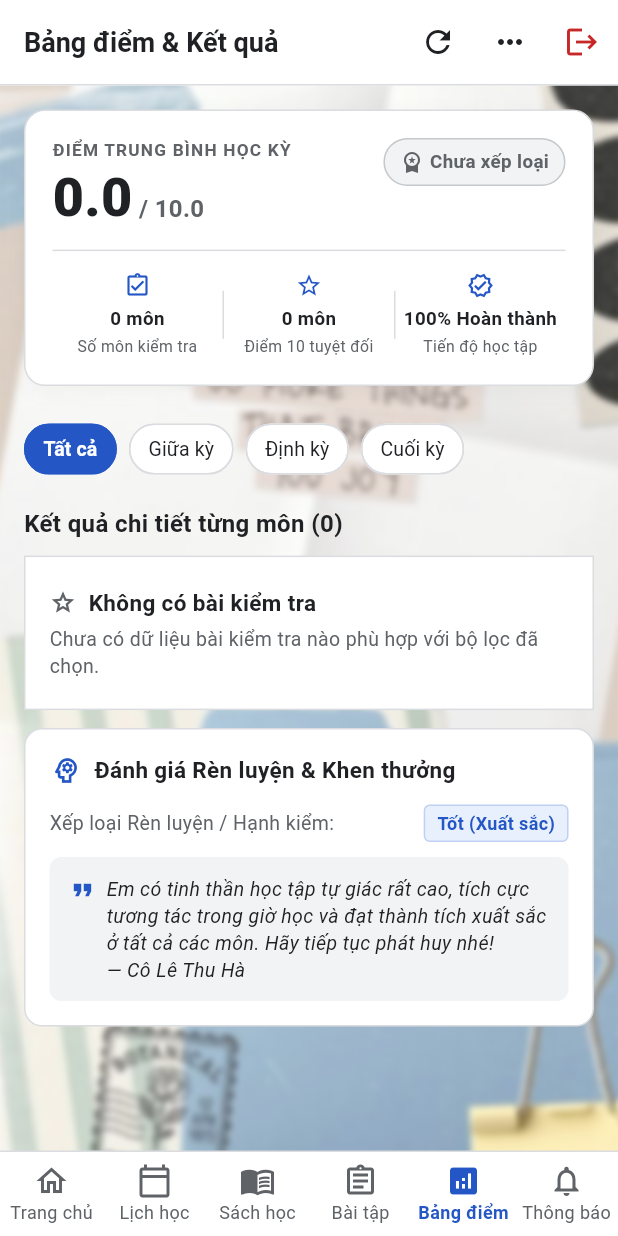
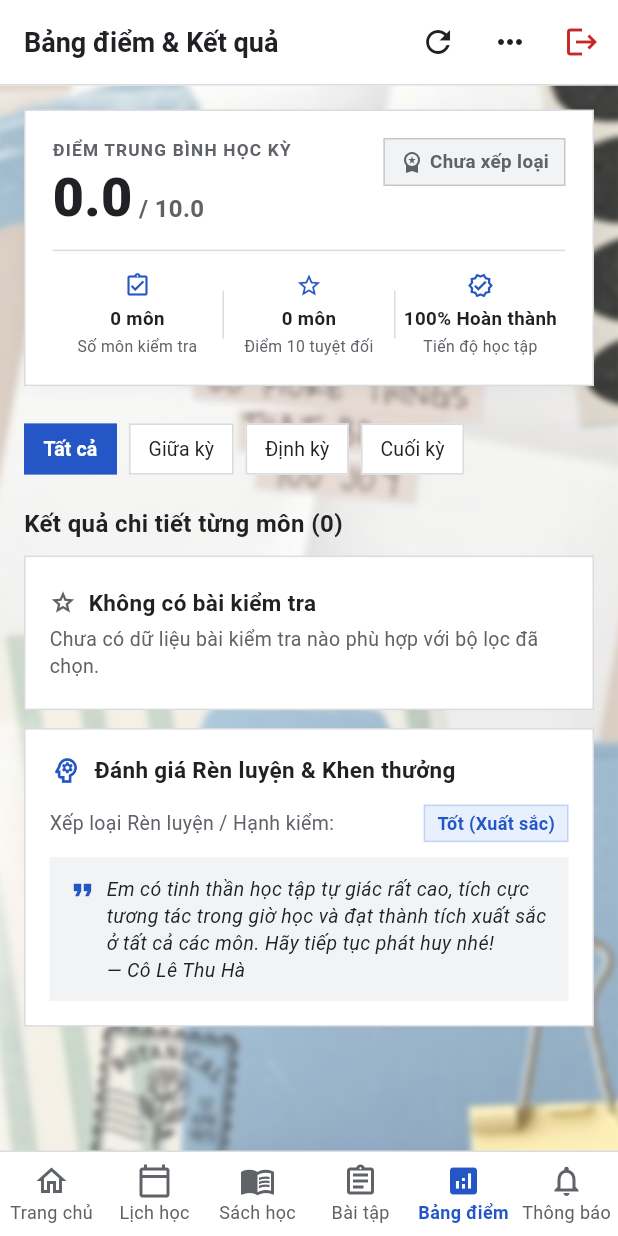
Before and after one commit to trongminh13/Project-GD, a Flutter app: the StudentDashboardScreen screen opened directly, item 5 of the bottom bar chosen, on a phone screen of 412 x 824 dp. Run offline on Flutter 3.47's test engine with Material 3 defaults, Android fonts, the phone set to English and light mode, and no system bars; our stand-ins replace file_picker, firebase_auth, firebase_core, fl_chart, flutter_dotenv, flutter_secure_storage and 3 more; missing offline and left inert: razorpay_flutter; accounts and stored records are empty; network calls fail.

Commit message:
refactor: remove border radii across student dashboard screen components for flat design

```diff
--- a/frontend/lib/features/student/screens/student_dashboard_screen.dart
+++ b/frontend/lib/features/student/screens/student_dashboard_screen.dart
@@ -674,7 +674,7 @@ class _StudentDashboardScreenState extends State<StudentDashboardScreen> {
 
     // Giao diện App Mobile chứa hình nền học đường động với hiệu ứng Bokeh Blur
     final Widget mobileApp = ClipRRect(
-      borderRadius: BorderRadius.circular(kIsWeb ? 20 : 0),
+      borderRadius: BorderRadius.zero,
       child: Stack(
         children: [
           // 1. Hình nền học đường được chọn bởi người dùng với hiệu ứng Mờ nhẹ Soft Focus (2px) trong trẻo, sắc nét
@@ -714,7 +714,7 @@ class _StudentDashboardScreenState extends State<StudentDashboardScreen> {
             constraints: const BoxConstraints(maxWidth: 480),
             child: Container(
               decoration: BoxDecoration(
-                borderRadius: BorderRadius.circular(20),
+                borderRadius: BorderRadius.zero,
                 boxShadow: [
                   BoxShadow(
                     color: Colors.black.withValues(alpha: 0.35),
@@ -803,7 +803,7 @@ class _StudentDashboardScreenState extends State<StudentDashboardScreen> {
               decoration: BoxDecoration(
                 color: Colors.white,
                 border: Border.all(color: AppColors.warning),
-                borderRadius: BorderRadius.circular(4),
+                borderRadius: BorderRadius.zero,
               ),
               child: const Row(
                 children: [
@@ -824,7 +824,7 @@ class _StudentDashboardScreenState extends State<StudentDashboardScreen> {
             padding: const EdgeInsets.all(16),
             decoration: BoxDecoration(
               color: Colors.white,
-              borderRadius: BorderRadius.circular(12),
+              borderRadius: BorderRadius.zero,
               border: Border.all(color: AppColors.border),
               boxShadow: [
                 BoxShadow(
@@ -851,7 +851,7 @@ class _StudentDashboardScreenState extends State<StudentDashboardScreen> {
                       decoration: BoxDecoration(
                         color: Colors.white,
                         border: Border.all(color: AppColors.primary),
-                        borderRadius: BorderRadius.circular(4),
+                        borderRadius: BorderRadius.zero,
                       ),
                       child: Text(
                         levelShortTitle,
@@ -1309,7 +1309,7 @@ class _StudentDashboardScreenState extends State<StudentDashboardScreen> {
               padding: const EdgeInsets.symmetric(horizontal: 12, vertical: 8),
               decoration: BoxDecoration(
                 color: Colors.white,
-                borderRadius: BorderRadius.circular(8),
+                borderRadius: BorderRadius.zero,
                 border: Border.all(color: AppColors.warning, width: 1.0),
               ),
               child: const Row(
@@ -1331,7 +1331,7 @@ class _StudentDashboardScreenState extends State<StudentDashboardScreen> {
             padding: const EdgeInsets.all(18),
             decoration: BoxDecoration(
               color: Colors.white,
-              borderRadius: BorderRadius.circular(14),
+              borderRadius: BorderRadius.zero,
               border: Border.all(color: AppColors.border, width: 1.0),
               boxShadow: [
                 BoxShadow(
@@ -1390,7 +1390,7 @@ class _StudentDashboardScreenState extends State<StudentDashboardScreen> {
                       padding: const EdgeInsets.symmetric(horizontal: 10, vertical: 6),
                       decoration: BoxDecoration(
                         color: rankBg,
-                        borderRadius: BorderRadius.circular(20),
+                        borderRadius: BorderRadius.zero,
                         border: Border.all(color: rankColor.withValues(alpha: 0.3)),
                       ),
                       child: Row(
@@ -1472,7 +1472,7 @@ class _StudentDashboardScreenState extends State<StudentDashboardScreen> {
                     selectedColor: AppColors.primary,
                     showCheckmark: false,
                     shape: RoundedRectangleBorder(
-                      borderRadius: BorderRadius.circular(20),
+                      borderRadius: BorderRadius.zero,
                       side: BorderSide(
                         color: isSelected ? AppColors.primary : AppColors.border,
                         width: 1.0,
@@ -1525,7 +1525,7 @@ class _StudentDashboardScreenState extends State<StudentDashboardScreen> {
                 padding: const EdgeInsets.all(16),
                 decoration: BoxDecoration(
                   color: Colors.white,
-                  borderRadius: BorderRadius.circular(12),
+                  borderRadius: BorderRadius.zero,
                   border: Border.all(color: AppColors.border, width: 1.0),
                   boxShadow: [
                     BoxShadow(
@@ -1546,7 +1546,7 @@ class _StudentDashboardScreenState extends State<StudentDashboardScreen> {
                           height: 44,
                           decoration: BoxDecoration(
                             color: scoreColor.withValues(alpha: 0.10),
-                            borderRadius: BorderRadius.circular(10),
+                            borderRadius: BorderRadius.zero,
                           ),
                           child: Icon(_getSubjectIcon(subject), color: scoreColor, size: 24),
                         ),
@@ -1600,7 +1600,7 @@ class _StudentDashboardScreenState extends State<StudentDashboardScreen> {
                               padding: const EdgeInsets.symmetric(horizontal: 6, vertical: 2),
                               decoration: BoxDecoration(
                                 color: scoreColor.withValues(alpha: 0.10),
-                                borderRadius: BorderRadius.circular(4),
+                                borderRadius: BorderRadius.zero,
                               ),
                               child: Text(
                                 grade,
@@ -1616,15 +1616,12 @@ class _StudentDashboardScreenState extends State<StudentDashboardScreen> {
                       ],
                     ),
                     const SizedBox(height: 12),
-                    // Thanh đo điểm số trực quan
-                    ClipRRect(
-                      borderRadius: BorderRadius.circular(3),
-                      child: LinearProgressIndicator(
-                        value: progress,
-                        minHeight: 6,
-                        backgroundColor: AppColors.surfaceAlt,
-                        valueColor: AlwaysStoppedAnimation<Color>(scoreColor),
-                      ),
+                    // Thanh đo điểm số trực quan phẳng vuông vức
+                    LinearProgressIndicator(
+                      value: progress,
+                      minHeight: 6,
+                      backgroundColor: AppColors.surfaceAlt,
+                      valueColor: AlwaysStoppedAnimation<Color>(scoreColor),
                     ),
                   ],
                 ),
@@ -1638,7 +1635,7 @@ class _StudentDashboardScreenState extends State<StudentDashboardScreen> {
             padding: const EdgeInsets.all(16),
             decoration: BoxDecoration(
               color: Colors.white,
-              borderRadius: BorderRadius.circular(12),
+              borderRadius: BorderRadius.zero,
               border: Border.all(color: AppColors.border, width: 1.0),
             ),
             child: Column(
@@ -1673,7 +1670,7 @@ class _StudentDashboardScreenState extends State<StudentDashboardScreen> {
                       padding: const EdgeInsets.symmetric(horizontal: 8, vertical: 3),
                       decoration: BoxDecoration(
                         color: const Color(0xFFE8F0FE),
-                        borderRadius: BorderRadius.circular(4),
+                        borderRadius: BorderRadius.zero,
                         border: Border.all(color: AppColors.primary.withValues(alpha: 0.2)),
                       ),
                       child: const Text(
@@ -1692,7 +1689,7 @@ class _StudentDashboardScreenState extends State<StudentDashboardScreen> {
                   padding: const EdgeInsets.all(12),
                   decoration: BoxDecoration(
                     color: AppColors.surfaceAlt,
-                    borderRadius: BorderRadius.circular(8),
+                    borderRadius: BorderRadius.zero,
                   ),
                   child: Row(
                     crossAxisAlignment: CrossAxisAlignment.start,
@@ -2755,10 +2752,10 @@ class _StudentDashboardScreenState extends State<StudentDashboardScreen> {
                                   themeManager?.setBackgroundImage(b.assetPath);
                                   setState(() {});
                                 },
-                                borderRadius: BorderRadius.circular(10),
+                                borderRadius: BorderRadius.zero,
                                 child: Container(
                                   decoration: BoxDecoration(
-                                    borderRadius: BorderRadius.circular(10),
+                                    borderRadius: BorderRadius.zero,
                                     border: Border.all(
                                       color: isSelected ? AppColors.primary : AppColors.border,
                                       width: isSelected ? 2.5 : 1.0,
@@ -2773,7 +2770,7 @@ class _StudentDashboardScreenState extends State<StudentDashboardScreen> {
                                     ],
                                   ),
                                   child: ClipRRect(
-                                    borderRadius: BorderRadius.circular(8),
+                                    borderRadius: BorderRadius.zero,
                                     child: Stack(
                                       fit: StackFit.expand,
                                       children: [
@@ -2823,7 +2820,7 @@ class _StudentDashboardScreenState extends State<StudentDashboardScreen> {
                                               padding: const EdgeInsets.symmetric(horizontal: 6, vertical: 2),
                                               decoration: BoxDecoration(
                                                 color: AppColors.primary,
-                                                borderRadius: BorderRadius.circular(4),
+                                                borderRadius: BorderRadius.zero,
                                               ),
                                               child: const Row(
                                                 mainAxisSize: MainAxisSize.min,
@@ -2872,12 +2869,12 @@ class _StudentDashboardScreenState extends State<StudentDashboardScreen> {
     return Expanded(
       child: InkWell(
         onTap: onSelect,
-        borderRadius: BorderRadius.circular(8),
+        borderRadius: BorderRadius.zero,
         child: Container(
           padding: const EdgeInsets.symmetric(vertical: 10),
           decoration: BoxDecoration(
             color: Colors.white,
-            borderRadius: BorderRadius.circular(8),
+            borderRadius: BorderRadius.zero,
             border: Border.all(
               color: isSelected ? AppColors.primary : AppColors.border,
               width: isSelected ? 2.0 : 1.0,
```
Also changed, not shown: 1 other file.
